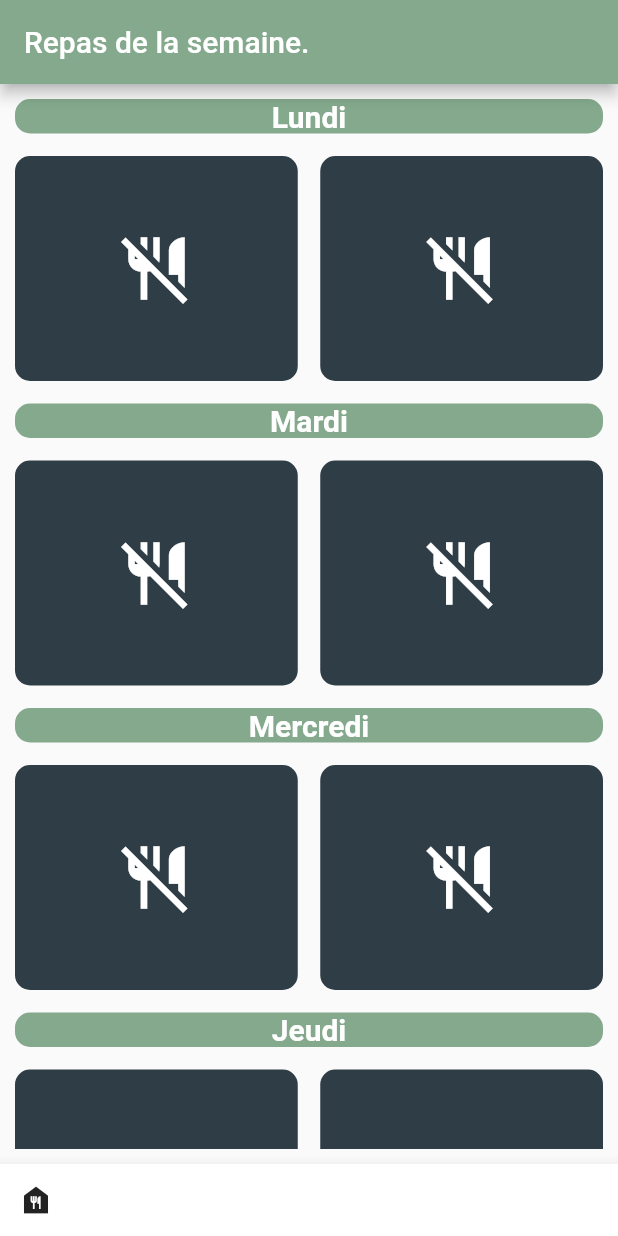
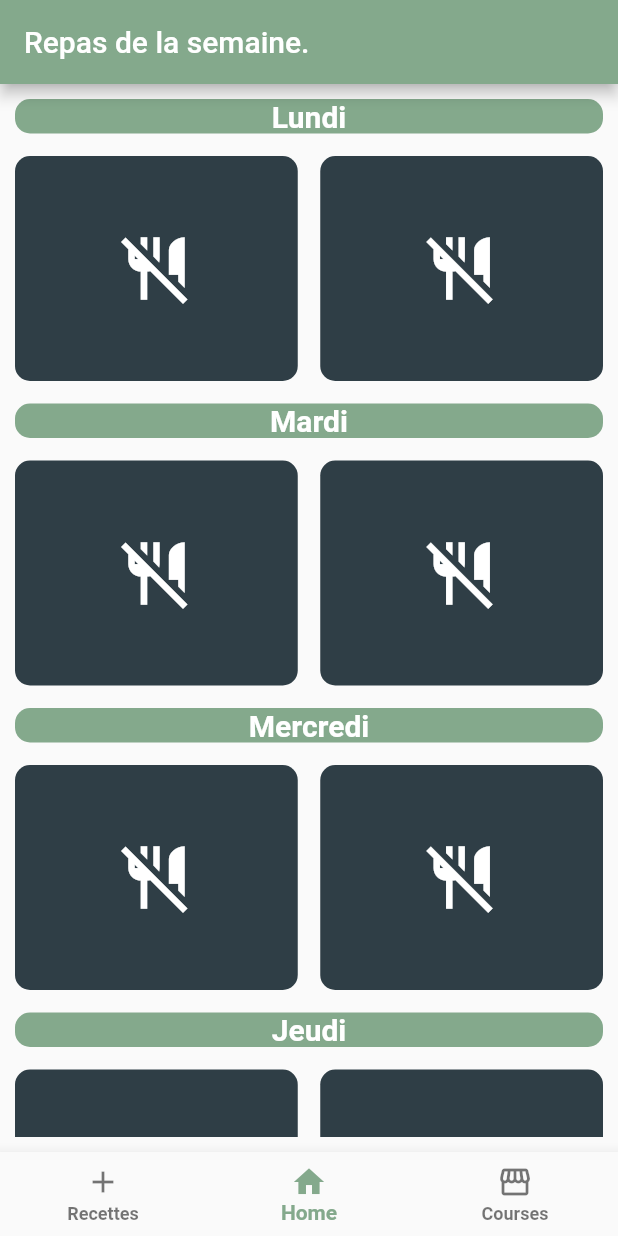
Before and after one commit to CedGitCode/MealOfTheWeek_Apps, a Flutter app: the screen it shows after launch, on a phone screen of 412 x 824 dp. Run offline on Flutter 3.47's test engine with Material 2 defaults, Android fonts, the phone set to English and light mode, and no system bars; missing offline and left inert: dart:ffi.

Commit message:
Adding a lot of new features, like rating meal

```diff
--- a/meals_week/lib/main.dart
+++ b/meals_week/lib/main.dart
@@ -7,6 +7,7 @@ import 'models/FileManager.dart';
 
 import 'screens/mealsweek_screen.dart';
 import 'screens/recipeidea_screen.dart';
+import 'screens/marketlist_screen.dart';
 
 import 'providers/recipelist.dart';
 
@@ -34,7 +35,6 @@ class MyApp extends StatefulWidget {
 class _MyAppState extends State<MyApp> {
   // Will take the meal of json File.
   List<MealWeek> _dataOfWeeklyMeal = [];
-  final RecipeList _savedRecipeIdea = RecipeList();
 
   @override
   void initState() {
@@ -49,15 +49,17 @@ class _MyAppState extends State<MyApp> {
       transformJsonIntoMap.forEach((key, value) {
         _dataOfWeeklyMeal.add(MealWeek(key, value));
       });
+
       setState(() {});
     });
   }
 
   @override
   Widget build(BuildContext context) {
-    context.read<RecipeList>().InitializeRecipeList();
+    Provider.of<RecipeList>(context, listen: false);
 
     return MaterialApp(
+      debugShowCheckedModeBanner: false,
       theme: ThemeData(
         textTheme: const TextTheme(
           bodyText2: TextStyle(
@@ -77,6 +79,7 @@ class _MyAppState extends State<MyApp> {
       initialRoute: '/',
       routes: {
         '/recipeideaScreen': (context) => const RecipeIdeaScreen(),
+        '/marketListScreen': (context) => MarketListScreen(),
       },
     );
   }
--- a/meals_week/lib/providers/recipelist.dart
+++ b/meals_week/lib/providers/recipelist.dart
@@ -6,8 +6,11 @@ import '../models/recipe.dart';
 import '../models/FileManager.dart';
 
 class RecipeList with ChangeNotifier {
-  List<Recipe> _recipeList = [];
+  final List<Recipe> _recipeList = [];
 
+  RecipeList() {
+    InitializeRecipeList();
+  }
   void addingRecipeIdea(Recipe p_newRecipe) {
     _recipeList.add(p_newRecipe);
     notifyListeners();
@@ -23,17 +26,17 @@ class RecipeList with ChangeNotifier {
     return _recipeList.any((element) => element.title == p_recipeTitle);
   }
 
-  void InitializeRecipeList() {
+  Future< List<Recipe> > InitializeRecipeList() async {
     final _FileManagerRecipeIdea = FileManager(fileName: 'recipeIdea.json');
 
-    _FileManagerRecipeIdea.readJson().then((value) {
+    return _FileManagerRecipeIdea.readJson().then((value) {
       Map<String, dynamic> transformJsonIntoMap = jsonDecode(value);
 
       transformJsonIntoMap.forEach((key, value) {
         _recipeList.add(Recipe(p_title: key, p_grade: value));
       });
 
-      notifyListeners();
+      return getRecipeList();
     });
   }
 
@@ -47,7 +50,7 @@ class RecipeList with ChangeNotifier {
   Map<String, dynamic> toJson() {
     Map<String, dynamic> stringOfRecipeList = {};
 
-    _recipeList.forEach((element) {
+    _recipeList.forEach( (element) {
       stringOfRecipeList.putIfAbsent(element.title, () => element.grade);
     });
 
@@ -55,6 +58,6 @@ class RecipeList with ChangeNotifier {
   }
 
   List<Recipe> getRecipeList() {
-    return [..._recipeList];
+    return _recipeList;
   }
 }
--- a/meals_week/lib/screens/mealsweek_screen.dart
+++ b/meals_week/lib/screens/mealsweek_screen.dart
@@ -12,8 +12,13 @@ class MealsWeekScreen extends StatefulWidget {
 }
 
 class _MealsWeekScreenState extends State<MealsWeekScreen> {
+  int _selectedIndex = 1;
+
   @override
   Widget build(BuildContext context) {
+    if (_selectedIndex != 1) {
+      _selectedIndex = 1;
+    }
     return Scaffold(
       appBar: AppBar(
         title: const Text('Repas de la semaine.'),
@@ -30,7 +35,7 @@ class _MealsWeekScreenState extends State<MealsWeekScreen> {
                     width: double.maxFinite,
                     decoration: BoxDecoration(
                       borderRadius: BorderRadius.circular(10),
-                      color: Color.fromRGBO(132, 169, 140, 1),
+                      color: const Color.fromRGBO(132, 169, 140, 1),
                     ),
                     child: Text(
                       widget.weeklyMeal[index].weekDay,
@@ -64,16 +69,25 @@ class _MealsWeekScreenState extends State<MealsWeekScreen> {
           },
         ),
       ),
-      bottomNavigationBar: BottomAppBar(
-        color: Colors.white,
-        child: Row(
-          children: [
-            IconButton(
-              onPressed: () => Navigator.of(context).pushNamed('/recipeideaScreen'),
-              icon: Icon(Icons.food_bank),
-            ),
-          ],
-        ),
+      bottomNavigationBar: BottomNavigationBar(
+        items: const <BottomNavigationBarItem>[
+          BottomNavigationBarItem(icon: Icon(Icons.add), label: 'Recettes'),
+          BottomNavigationBarItem(icon: Icon(Icons.home), label: 'Home'),
+          BottomNavigationBarItem(icon: Icon(Icons.storefront), label: 'Courses'),
+        ],
+        currentIndex: _selectedIndex,
+        selectedItemColor: const Color.fromRGBO(132, 169, 140, 1),
+        onTap: (index) {
+          setState(() {
+            _selectedIndex = index;
+          });
+          if (index == 0) {
+            Navigator.of(context).pushNamed('/recipeideaScreen');
+          }
+          else if (index == 2) {
+            Navigator.of(context).pushNamed('/marketListScreen');
+          }
+        },
       ),
     );
   }
--- a/meals_week/lib/widgets/meal_item.dart
+++ b/meals_week/lib/widgets/meal_item.dart
@@ -82,9 +82,6 @@ class _MealItemState extends State<MealItem> {
   Widget build(BuildContext context) {
     return Expanded(
       child: GestureDetector(
-        onLongPress: () {
-          resetMealName();
-        },
         child: Container(
           alignment: Alignment.center,
           height: 150,
@@ -94,6 +91,9 @@ class _MealItemState extends State<MealItem> {
           ),
           child: textToDisplayOnMealItem,
         ),
+        onLongPress: () {
+          resetMealName();
+        },
         onTap: () {
           showDialog(
             context: context,
```
Also changed, not shown: meals_week/lib/screens/marketlist_screen.dart (added, +56 -0 lines), meals_week/lib/screens/recipeidea_screen.dart (+8 -6 lines), meals_week/lib/widgets/AlertDialog_AddCategory.dart (added, +38 -0 lines), meals_week/lib/widgets/AlertDialog_addrecipeIdea.dart (+26 -11 lines), meals_week/lib/widgets/categoryContainer.dart (added, +33 -0 lines), meals_week/lib/widgets/recipeitem.dart (+41 -12 lines), meals_week/lib/widgets/star_rating.dart (added, +66 -0 lines).
